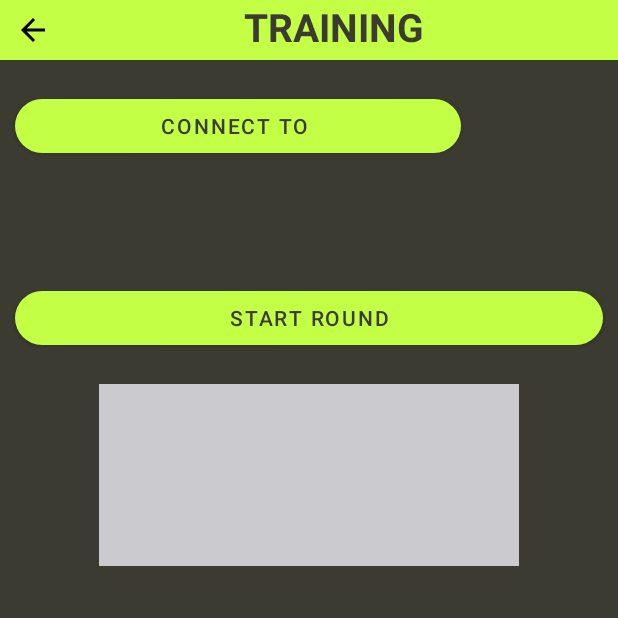
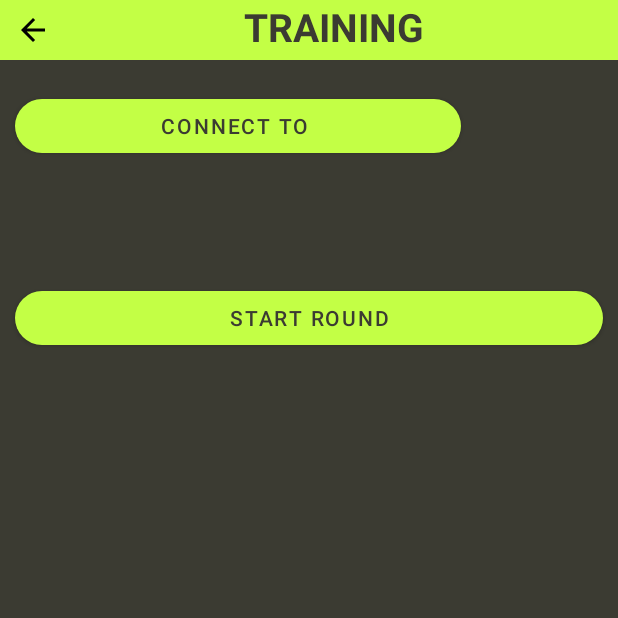
Before and after one commit to usb8/punch-check-mobile-app, an Android app: the TrainingActivity screen opened directly, with no data from a screen before it, on a phone screen of 412 x 824 dp, the top half of it. Run offline under Robolectric (Android 15) with nearby library versions, the light colour scheme and no system bars; our stand-ins replace RxJava; libraries missing offline, so code that uses them is left out: com.polar.sdk; 5 statements that could not run were skipped.

Commit message:
training UX: countdown done, solved error "Only the original thread that created a view hierarchy can touch its views." when set hide/show for  layoutview in Thread

```diff
--- a/Mobile/app/src/main/res/layout/activity_training.xml
+++ b/Mobile/app/src/main/res/layout/activity_training.xml
@@ -129,6 +129,7 @@
 
     <TextView
         android:id="@+id/view_countdown_1"
+        android:visibility="invisible"
         android:layout_width="280dp"
         android:layout_height="wrap_content"
         android:textAlignment="center"
@@ -143,6 +144,7 @@
 
     <TextView
         android:id="@+id/view_countdown_2"
+        android:visibility="invisible"
         android:layout_width="280dp"
         android:layout_height="wrap_content"
         android:textAlignment="center"
```
Also changed, not shown: Mobile/app/src/main/java/com/example/mobile/TrainingActivity.kt (+10 -8 lines).
